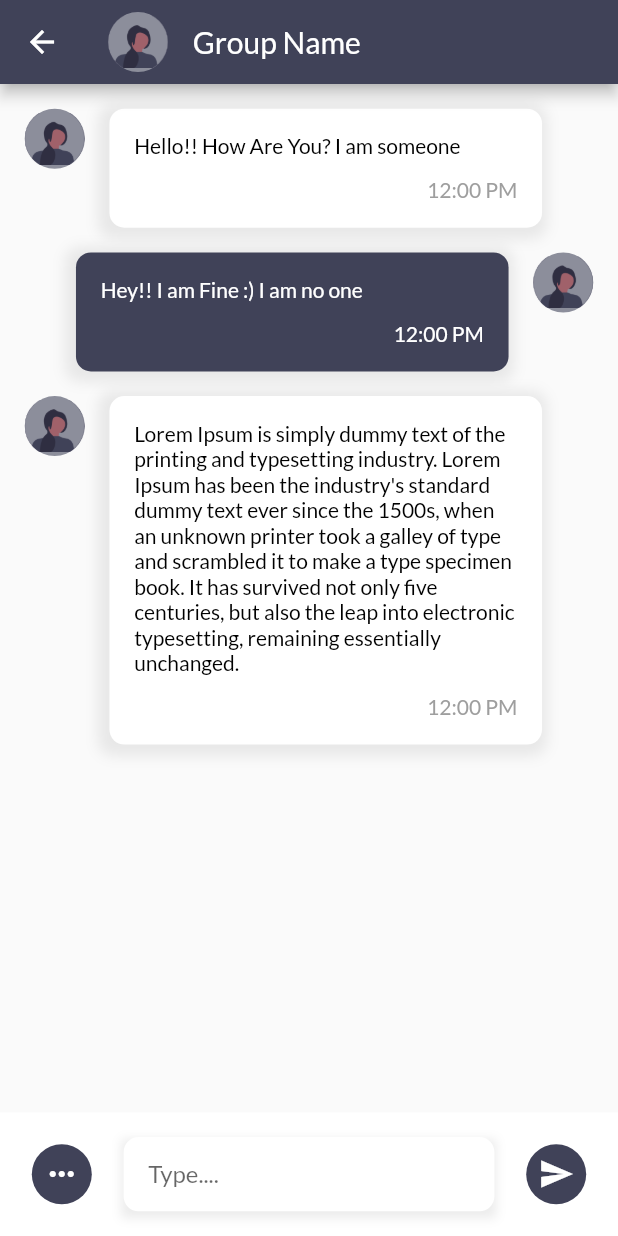
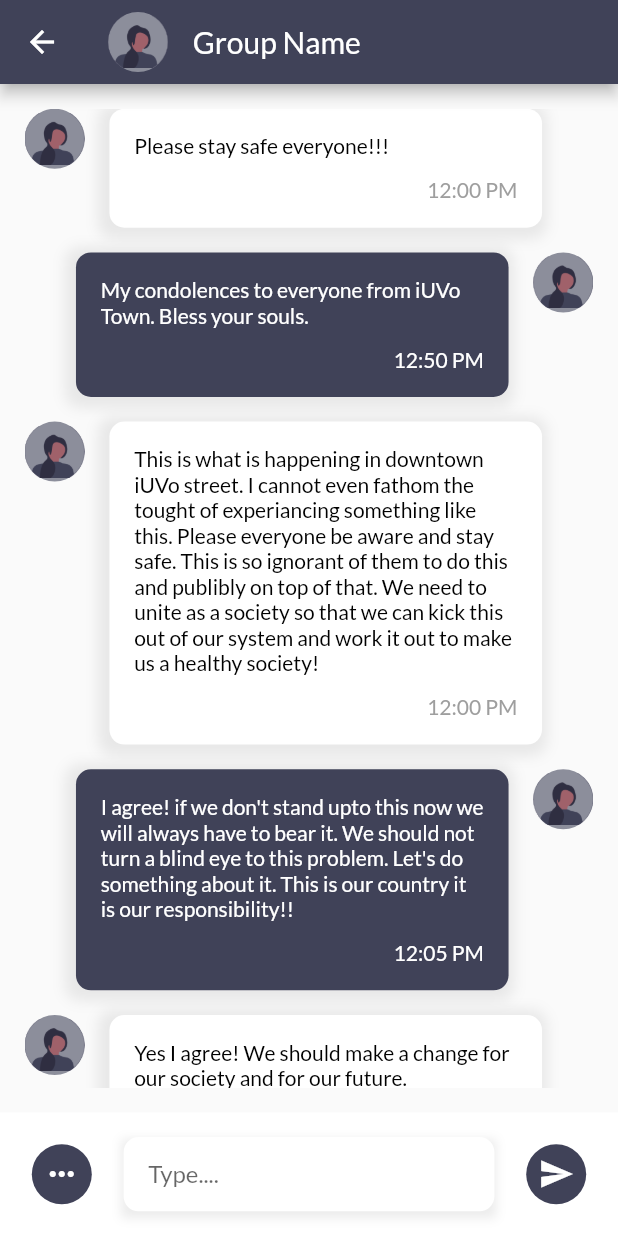
Before and after one commit to talha828/IUVO, a Flutter app: the GroupChatRoomScreen screen opened directly, on a phone screen of 412 x 824 dp. Run offline on Flutter 3.47's test engine with Material 2 defaults, Android fonts, the phone set to English and light mode, and no system bars; our stand-ins replace cloud_firestore, country_picker, firebase_auth, firebase_core, font_awesome_flutter, get and 3 more; missing offline and left inert: circular_clip_route, fluid_bottom_nav_bar, validation_plus; accounts and stored records are empty.

Commit message:
iUVo UI final commit

```diff
--- a/lib/main.dart
+++ b/lib/main.dart
@@ -30,6 +30,7 @@ class MyApp extends StatelessWidget {
           )
       ),
       home:const  SplashScreen(),
+      debugShowCheckedModeBanner:false,
     );
   }
   MaterialColor createMaterialColor(Color color) {
--- a/lib/view/chat_room_screen/chat_room_screen.dart
+++ b/lib/view/chat_room_screen/chat_room_screen.dart
@@ -62,9 +62,10 @@ class _ChatRoomScreenState extends State<ChatRoomScreen> {
     );
   }
   List<Message>list=[
-    Message(message: "Hello!! How Are You? I am someone", time: "12:00 PM", isMe: false),
-    Message(message: "Hey!! I am Fine :) I am no one", time: "12:00 PM", isMe: true),
-    Message(message: "Lorem Ipsum is simply dummy text of the printing and typesetting industry. Lorem Ipsum has been the industry's standard dummy text ever since the 1500s, when an unknown printer took a galley of type and scrambled it to make a type specimen book. It has survived not only five centuries, but also the leap into electronic typesetting, remaining essentially unchanged. ", time: "12:00 PM", isMe: false),
+    Message(message: "Hello!! How Are You? I am someone. Wanna talk!?", time: "12:00 PM", isMe: false),
+    Message(message: "Hey!! I am Fine :) I am also someone. Yeah! let's share!", time: "12:00 PM", isMe: true),
+    Message(message: "I saw your post and thought you can use some help. So do you wanna talk it out with me. I also went through what you posted but was too afraid to do the same as you. It really helps to know that there are other people like me.", time: "12:01 PM", isMe: false),
+    Message(message: "It's okay I understand. I know it is very difficult to go through this but know that you are not alone. It is specially more tough when you are lonely. If you ever feel alone we can talk. If you like I can help you with this. When I was in this I did that and it really help. You should try that too.", time: "12:02 PM", isMe: true),
   ];
 }
 
--- a/lib/view/group_chat_screen/group_chat_screen.dart
+++ b/lib/view/group_chat_screen/group_chat_screen.dart
@@ -67,9 +67,12 @@ class _GroupChatRoomScreenState extends State<GroupChatRoomScreen> {
     );
   }
   List<Message>list=[
-    Message(message: "Hello!! How Are You? I am someone", time: "12:00 PM", isMe: false),
-    Message(message: "Hey!! I am Fine :) I am no one", time: "12:00 PM", isMe: true),
-    Message(message: "Lorem Ipsum is simply dummy text of the printing and typesetting industry. Lorem Ipsum has been the industry's standard dummy text ever since the 1500s, when an unknown printer took a galley of type and scrambled it to make a type specimen book. It has survived not only five centuries, but also the leap into electronic typesetting, remaining essentially unchanged. ", time: "12:00 PM", isMe: false),
+    Message(message: "Please stay safe everyone!!!", time: "12:00 PM", isMe: false),
+    Message(message: "My condolences to everyone from iUVo Town. Bless your souls.", time: "12:50 PM", isMe: true),
+    Message(message: "This is what is happening in downtown iUVo street. I cannot even fathom the tought of experiancing something like this. Please everyone be aware and stay safe. This is so ignorant of them to do this and publibly on top of that. We need to unite as a society so that we can kick this out of our system and work it out to make us a healthy society!", time: "12:00 PM", isMe: false),
+    Message(message: "I agree! if we don't stand upto this now we will always have to bear it. We should not turn a blind eye to this problem. Let's do something about it. This is our country it is our responsibility!!", time: "12:05 PM", isMe: true),
+    Message(message: "Yes I agree! We should make a change for our society and for our future.", time: "1:00 PM", isMe:false),
+    Message(message: "This sounds right. Something needs to be done and it needs to be done immediately.", time: "2:00 PM", isMe: false),
   ];
 }
 
--- a/lib/view/report_status_screen/report_status_screen.dart
+++ b/lib/view/report_status_screen/report_status_screen.dart
@@ -100,8 +100,8 @@ class _ReportStatusScreenState extends State<ReportStatusScreen> {
 
   List<ReportStatusModel> list = [
     ReportStatusModel(
-        title: "Killing Attack by police",
-        category: "Murder",
+        title: "Killing Attack by Police",
+        category: "Abuse",
         description:
             "Lorem Ipsum is simply dummy text of the printing and typesetting industry. Lorem Ipsum has been the industry's standard dummy text ever since the 1500s, when an unknown printer took a galley of type and scrambled it to make a type specimen book. It has survived not only five centuries, but also the leap into electronic typesetting, remaining essentially unchanged.",
         status: "Pending"),
--- a/lib/view/smart_chat_screen/smart_chat_screen.dart
+++ b/lib/view/smart_chat_screen/smart_chat_screen.dart
@@ -62,7 +62,7 @@ class _SmartChatScreenState extends State<SmartChatScreen> {
     );
   }
   List<Message>list=[
-    Message(message: "Hey! Tell me your problem. I will suggest you some good tips.", time: "12:00 PM", isMe: false),
+    Message(message: "Hey there! I am your friendly, helping chatbot. What would you like to know!?", time: "12:00 PM", isMe: false),
   ];
 }
 
--- a/lib/view/splash_screen/splash_screen.dart
+++ b/lib/view/splash_screen/splash_screen.dart
@@ -39,7 +39,7 @@ class _SplashScreenState extends State<SplashScreen> {
       child: Scaffold(
         body: Center(
           child: Image.asset(
-            Assets.imageLogo,
+              'assets/gif/iUVo.gif'
           ),
         ),
       ),
--- a/pubspec.yaml
+++ b/pubspec.yaml
@@ -75,6 +75,7 @@ flutter:
   # To add assets to your application, add an assets section, like this:
   assets:
      - assets/image/
+     - assets/gif/
 
   # An image asset can refer to one or more resolution-specific "variants", see
   # https://flutter.dev/assets-and-images/#resolution-aware
```
Also changed, not shown: lib/firebase/auth.dart (+0 -8 lines), lib/view/create_report_sceen/create_report_screen.dart (+23 -16 lines), lib/view/discover_group_screen/discover_group_screen.dart (+10 -5 lines), lib/view/edit_profile_screen/edit_profile_screen.dart (+10 -6 lines), assets/gif/iUVo.gif (added), assets/image/pakistan.jpg (added), pubspec.lock.
